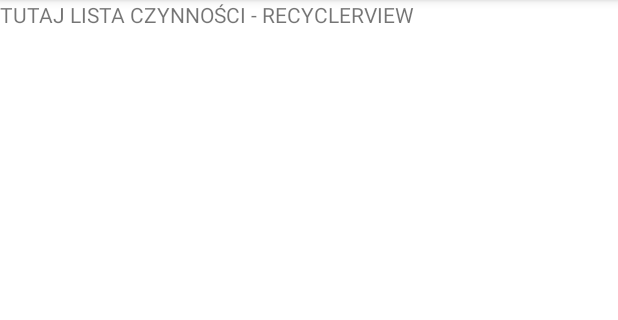
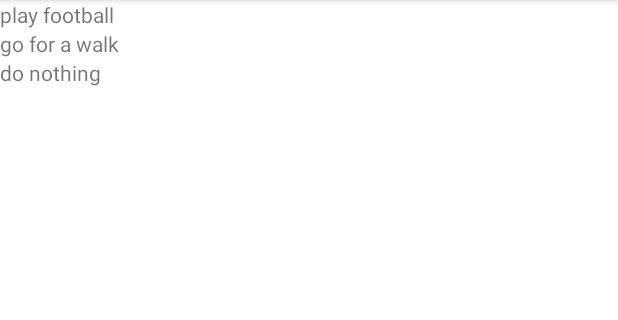
Before and after one commit to bartek977/TrainingIntive, an Android app: the screen it shows after launch (MainActivity), on a phone screen of 412 x 824 dp, the part 84-404 px from its top. Run offline under Robolectric (Android 15) with nearby library versions, the phone set to English and light mode, and no system bars; our stand-ins replace data binding.

Commit message:
add recyclerview

```diff
--- a/app/build.gradle
+++ b/app/build.gradle
@@ -1,6 +1,7 @@
 plugins {
     id 'com.android.application'
     id 'kotlin-android'
+    id 'kotlin-kapt'
 }
 
 android {
@@ -30,6 +31,21 @@ android {
     kotlinOptions {
         jvmTarget = '1.8'
     }
+    buildFeatures {
+        dataBinding true
+    }
+}
+
+ext {
+    navigation_version = "2.3.5"
+    androidx_version = "1.3.1"
+    appcompat_version = "1.2.0"
+    material_version = "1.2.1"
+    constraint_layout_version = "2.0.1"
+    junit_version = "4.+"
+    android_junit_version = "1.1.2"
+    espresso_version = "3.3.0"
+    leakcanary_version = "2.7"
 }
 
 ext {
--- a/app/src/main/java/com/example/trainingintive/ui/ActivitiesFragment.kt
+++ b/app/src/main/java/com/example/trainingintive/ui/ActivitiesFragment.kt
@@ -5,17 +5,23 @@ import android.view.LayoutInflater
 import android.view.View
 import android.view.ViewGroup
 import androidx.fragment.app.Fragment
-import com.example.trainingintive.R
+import androidx.fragment.app.viewModels
+import com.example.trainingintive.databinding.FragmentActivitiesBinding
 
 class ActivitiesFragment : Fragment() {
 
-    override fun onCreate(savedInstanceState: Bundle?) {
-        super.onCreate(savedInstanceState)
-    }
+    private val viewModel: ActivitiesViewModel by viewModels()
 
     override fun onCreateView(
         inflater: LayoutInflater,
         container: ViewGroup?,
         savedInstanceState: Bundle?
-    ): View? = inflater.inflate(R.layout.fragment_activities, container, false)
+    ): View? {
+        val binding = FragmentActivitiesBinding.inflate(inflater, container, false)
+        val recyclerView = binding.recyclerView
+        val adapter = ActivityModelAdapter()
+        adapter.activities = viewModel.activities
+        recyclerView.adapter = adapter
+        return binding.root
+    }
 }
--- /dev/null
+++ b/app/src/main/java/com/example/trainingintive/ui/ActivitiesViewModel.kt
@@ -0,0 +1,12 @@
+package com.example.trainingintive.ui
+
+import androidx.lifecycle.ViewModel
+import com.example.trainingintive.model.ActivityModel
+
+class ActivitiesViewModel : ViewModel() {
+    val activities = listOf(
+        ActivityModel("play football", "", 2),
+        ActivityModel("go for a walk", "", 2),
+        ActivityModel("do nothing", "", 2),
+    )
+}
--- /dev/null
+++ b/app/src/main/java/com/example/trainingintive/ui/ActivityModelAdapter.kt
@@ -0,0 +1,35 @@
+package com.example.trainingintive.ui
+
+import android.view.LayoutInflater
+import android.view.View
+import android.view.ViewGroup
+import android.widget.TextView
+import androidx.recyclerview.widget.RecyclerView
+import com.example.trainingintive.R
+import com.example.trainingintive.model.ActivityModel
+
+class ActivityModelAdapter() : RecyclerView.Adapter<ActivityModelAdapter.ItemViewHolder>() {
+
+    var activities = listOf<ActivityModel>()
+        set(value) {
+            field = value
+            notifyDataSetChanged()
+        }
+
+    class ItemViewHolder(view: View) : RecyclerView.ViewHolder(view) {
+        val textView: TextView = view.findViewById(R.id.item_activity)
+    }
+
+    override fun onCreateViewHolder(parent: ViewGroup, viewType: Int): ItemViewHolder {
+        val adapterLayout = LayoutInflater.from(parent.context)
+            .inflate(R.layout.list_item, parent, false)
+
+        return ItemViewHolder(adapterLayout)
+    }
+
+    override fun onBindViewHolder(holder: ItemViewHolder, position: Int) {
+        holder.textView.text = activities[position].activity
+    }
+
+    override fun getItemCount(): Int = activities.size
+}
--- a/app/src/main/res/layout/fragment_activities.xml
+++ b/app/src/main/res/layout/fragment_activities.xml
@@ -1,13 +1,23 @@
 <?xml version="1.0" encoding="utf-8"?>
-<androidx.constraintlayout.widget.ConstraintLayout xmlns:android="http://schemas.android.com/apk/res/android"
-    xmlns:tools="http://schemas.android.com/tools"
-    android:layout_width="match_parent"
-    android:layout_height="match_parent"
-    tools:context=".ui.ActivitiesFragment">
+<layout xmlns:android="http://schemas.android.com/apk/res/android"
+    xmlns:app="http://schemas.android.com/apk/res-auto"
+    xmlns:tools="http://schemas.android.com/tools">
 
-    <TextView
+    <data>
+
+    </data>
+
+    <androidx.constraintlayout.widget.ConstraintLayout
         android:layout_width="match_parent"
         android:layout_height="match_parent"
-        android:text="TUTAJ LISTA CZYNNOŚCI - RECYCLERVIEW" />
+        tools:context=".ui.ActivitiesFragment">
 
-</androidx.constraintlayout.widget.ConstraintLayout>
+        <androidx.recyclerview.widget.RecyclerView
+            android:id="@+id/recycler_view"
+            android:layout_width="match_parent"
+            android:layout_height="match_parent"
+            tools:layout_editor_absoluteX="130dp"
+            tools:layout_editor_absoluteY="285dp"
+            app:layoutManager="androidx.recyclerview.widget.LinearLayoutManager" />
+    </androidx.constraintlayout.widget.ConstraintLayout>
+</layout>
--- /dev/null
+++ b/app/src/main/res/layout/list_item.xml
@@ -0,0 +1,5 @@
+<?xml version="1.0" encoding="utf-8"?>
+<TextView xmlns:android="http://schemas.android.com/apk/res/android"
+    android:id="@+id/item_activity"
+    android:layout_width="wrap_content"
+    android:layout_height="wrap_content" />
```
